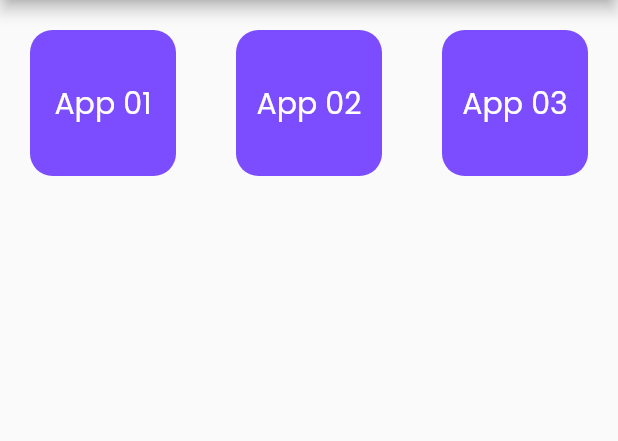
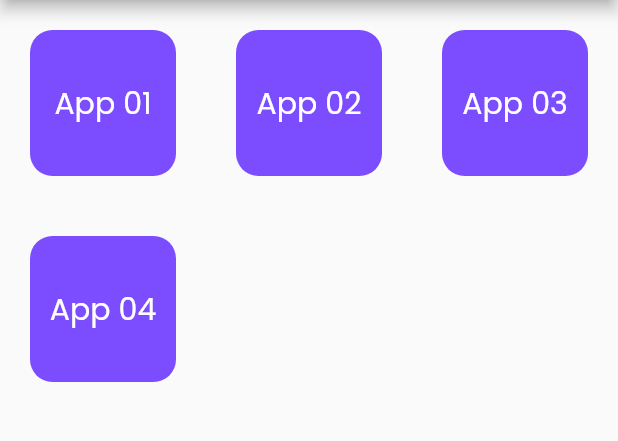
Before and after one commit to syedtalaljilani/Flutter-App-Design, a Flutter app: the screen it shows after launch, on a phone screen of 412 x 824 dp, the part 84-525 px from its top. Run offline on Flutter 3.47's test engine with Material 2 defaults, Android fonts, the phone set to English and light mode, and no system bars; our stand-ins replace flutter_svg.

```diff
--- a/lib/home.dart
+++ b/lib/home.dart
@@ -113,6 +113,37 @@ class Homepage extends StatelessWidget {
               ),
             ),
           ),
+          Padding(
+            padding: const EdgeInsets.all(20),
+            child: GestureDetector(
+              onTap: () {
+                Navigator.push(
+                  (context),
+                  MaterialPageRoute(
+                    builder: (context) => const Homepage(),
+                  ),
+                );
+              },
+              child: Container(
+                width: 100,
+                height: 100,
+                decoration: BoxDecoration(
+                  color: Colors.deepPurpleAccent,
+                  borderRadius: BorderRadius.circular(15),
+                ),
+                child: const Center(
+                  child: Text(
+                    'App 04',
+                    style: TextStyle(
+                      color: Colors.white,
+                      fontSize: 20,
+                      fontWeight: FontWeight.w400,
+                    ),
+                  ),
+                ),
+              ),
+            ),
+          ),
         ],
       ),
     );
```
Also changed, not shown: lib/Customnavigation/App04.dart (added, +23 -0 lines), lib/Customnavigation/bottomNavigation.dart (added, +74 -0 lines), lib/Customnavigation/chat.dart (added, +18 -0 lines), pubspec.lock.
